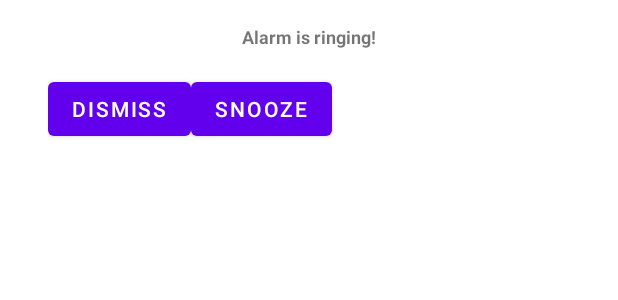
After one commit to edeng1/AndroidAlarmApp, an Android app: the layout notification_layout.xml on its own in the app's theme, with its tools: preview values and no code run, on a phone screen of 412 x 824 dp. The commit adds this screen. Shown: the top 300 px of the screen. Run offline under Robolectric (Android 15) with nearby library versions, the phone set to English and light mode, and no system bars.

Commit message:
Added foreground service so when alarm goes off, it stays in the background and loops the mediaplayer. AlarmReceiver->starts AlarmForegroundService->DismissReceiver->stops AlarmForegroundService Added Dismiss button (works) and snooze button(not implemented) to notification

```diff
--- a/AlarmApp/app/src/main/AndroidManifest.xml
+++ b/AlarmApp/app/src/main/AndroidManifest.xml
@@ -3,6 +3,7 @@
     xmlns:tools="http://schemas.android.com/tools">
 
     <uses-permission android:name="android.permission.SCHEDULE_EXACT_ALARM" />
+    <uses-permission android:name="android.permission.FOREGROUND_SERVICE" />
     <application
         android:allowBackup="true"
         android:dataExtractionRules="@xml/data_extraction_rules"
@@ -35,6 +36,10 @@
         </activity>
 
         <receiver android:name=".AlarmReceiver"/>
+        <receiver android:name=".DismissReceiver" />
+        <receiver android:name=".SnoozeReceiver" />
+        <service android:name=".AlarmForegroundService" />
+
 
     </application>
 
--- a/AlarmApp/app/src/main/java/com/example/alarmapp/AlarmItemModel.kt
+++ b/AlarmApp/app/src/main/java/com/example/alarmapp/AlarmItemModel.kt
@@ -5,4 +5,5 @@ data class AlarmItemModel(
     var alarmTimeInMillis:Long,
     var alarmId:Int,
     var alarmToggle:Int,
+    var alarmLabel:String,
     )
--- a/AlarmApp/app/src/main/java/com/example/alarmapp/MyAdapter.kt
+++ b/AlarmApp/app/src/main/java/com/example/alarmapp/MyAdapter.kt
@@ -52,6 +52,7 @@ class MyAdapter(private val items: ArrayList<AlarmItemModel>,private val context
         val alarmSwitch: Switch = itemView.findViewById(R.id.alarmSwitch)
         val alarmRemove: ImageView=itemView.findViewById(R.id.deleteTime)
         val dayOfWeek: TextView= itemView.findViewById(R.id.daysOfWeekText)
+        val alarmLabel: TextView = itemView.findViewById(R.id.labelText);
         init {
             itemView.setOnClickListener(this)
 
@@ -97,7 +98,7 @@ class MyAdapter(private val items: ArrayList<AlarmItemModel>,private val context
         fun bindItem(item:AlarmItemModel,context: Context){
             updateTimeDifference(item.alarmId,item.alarmToggle,item.alarmTimeInMillis,context)
         }
-        //If current time passes alarm, it must update.
+        //If current time passes alarm, it must update. Called in main activity, start timerkl;
         fun updateTimeDifference(id: Int,toggle: Int,timeInMillis: Long, context: Context  ) {
             val db=AlarmDatabaseHelper.getInstance(context)
             val currentTimeMillis = System.currentTimeMillis()
@@ -127,7 +128,7 @@ class MyAdapter(private val items: ArrayList<AlarmItemModel>,private val context
         holder.alarmTime.setText(timeString);
         holder.alarmMeridian.text = meridian;
         holder.alarmDate.setText(date);
-
+        holder.alarmLabel.setText(item.alarmLabel)
         val dayOfWeekText=holder.dayOfWeek
         val switch=holder.alarmSwitch
         val remove= holder.alarmRemove
@@ -183,6 +184,7 @@ class MyAdapter(private val items: ArrayList<AlarmItemModel>,private val context
 
             val intent = Intent(context, AlarmReceiver::class.java)
             intent.putExtra("key",item.alarmId)
+            intent.action = "ALARM_SET"
             val pendingIntent = PendingIntent.getBroadcast(context, item.alarmId, intent, PendingIntent.FLAG_IMMUTABLE)
 
             val id=item.alarmId
--- a/AlarmApp/app/src/main/res/layout/activity_alarm_editor.xml
+++ b/AlarmApp/app/src/main/res/layout/activity_alarm_editor.xml
@@ -95,6 +95,7 @@
             android:text="Label: "
             android:textColor="@color/white"/>
         <EditText
+            android:id="@+id/labelEditText"
             android:layout_width="wrap_content"
             android:layout_height="wrap_content"
             android:textColor="@color/white"/>
--- /dev/null
+++ b/AlarmApp/app/src/main/res/layout/notification_layout.xml
@@ -0,0 +1,44 @@
+<?xml version="1.0" encoding="utf-8"?>
+<!-- notification_layout.xml -->
+<LinearLayout
+    xmlns:android="http://schemas.android.com/apk/res/android"
+    android:layout_width="match_parent"
+    android:layout_height="wrap_content"
+    android:orientation="vertical"
+    android:padding="16dp">
+
+    <TextView
+        android:id="@+id/notificationTitle"
+        android:layout_width="wrap_content"
+        android:layout_height="wrap_content"
+        android:text="Alarm is ringing!"
+        android:layout_gravity="center"
+        android:textSize="12sp"
+        android:textStyle="bold"/>
+
+
+
+    <LinearLayout
+        xmlns:android="http://schemas.android.com/apk/res/android"
+        android:layout_width="match_parent"
+        android:layout_height="wrap_content"
+        android:orientation="horizontal"
+        android:padding="16dp">
+        <Button
+            android:id="@+id/dismissButton"
+            android:layout_width="wrap_content"
+            android:layout_height="wrap_content"
+            android:text="Dismiss"
+            android:layout_gravity="center"
+            />
+
+        <Button
+            android:id="@+id/snoozeButton"
+            android:layout_width="wrap_content"
+            android:layout_height="wrap_content"
+            android:text="Snooze"
+            android:layout_gravity="center"
+            />
+  </LinearLayout>
+
+</LinearLayout>
```
Also changed, not shown: AlarmApp/app/src/main/java/com/example/alarmapp/AlarmDatabaseHelper.kt (+15 -0 lines), AlarmApp/app/src/main/java/com/example/alarmapp/AlarmEditor.kt (+19 -1 lines), AlarmApp/app/src/main/java/com/example/alarmapp/AlarmForegroundService.kt (added, +93 -0 lines), AlarmApp/app/src/main/java/com/example/alarmapp/AlarmReceiver.kt (+46 -4 lines), AlarmApp/app/src/main/java/com/example/alarmapp/DismissReceiver.kt (added, +28 -0 lines), AlarmApp/app/src/main/java/com/example/alarmapp/MainActivity.kt (+5 -2 lines), AlarmApp/app/src/main/res/layout/alarm_item_design.xml (+14 -0 lines), 2 other files.
